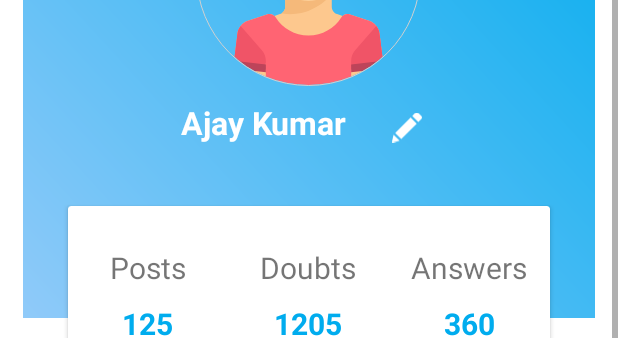
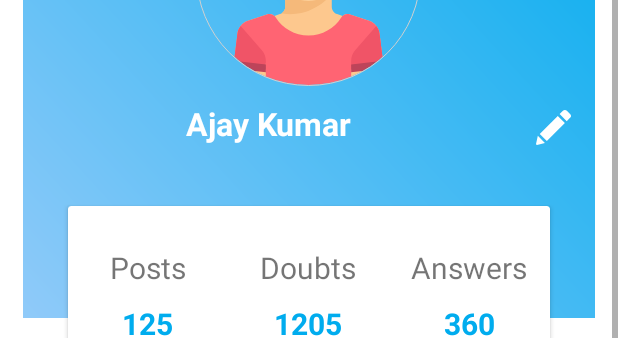
Before and after one commit to ajaykumar2017/Student_Assessment, an Android app: the layout activity_profile.xml on its own in the app's theme, with its tools: preview values and no code run, on a phone screen of 412 x 824 dp. Shown: the part 291-629 px from the top of the screen. Run offline under Robolectric (Android 15) with nearby library versions, the phone set to English and light mode, and no system bars; network calls fail.

Commit message:
commit 30-05-2019

```diff
--- a/app/src/main/res/layout/activity_profile.xml
+++ b/app/src/main/res/layout/activity_profile.xml
@@ -49,28 +49,35 @@
                             app:civ_border_color="@color/smalldarkgrey"
                             app:civ_border_width="0.5dp" />
                         <LinearLayout
-                            android:layout_width="wrap_content"
+                            android:layout_width="match_parent"
                             android:layout_height="wrap_content"
                             android:layout_marginTop="10dp"
-                            android:layout_gravity="center_horizontal"
+                            android:layout_marginStart="10dp"
+                            android:layout_marginEnd="10dp"
+                            android:layout_gravity="center_horizontal|center_vertical"
+                            android:gravity="center"
                             android:orientation="horizontal">
                         <TextView
                             android:id="@+id/tv_name"
-                            android:layout_width="wrap_content"
-                            android:layout_height="wrap_content"
+                            android:layout_width="0dp"
+                            android:layout_weight="0.9"
+                            android:layout_height="match_parent"
                             android:text="Ajay Kumar"
+                            android:layout_gravity="center"
+                            android:gravity="center"
+                            android:maxLines="1"
                             android:textColor="#fff"
                             android:textSize="21sp"
                             android:layout_marginRight="20dp"
                             android:textStyle="bold" />
                             <ImageView
                                 android:id="@+id/edit_name"
-                                android:layout_width="40dp"
-                                android:layout_height="40dp"
-                                android:paddingStart="10dp"
-                                android:paddingEnd="10dp"
+                                android:layout_width="0dp"
+                                android:layout_weight="0.1"
+                                android:layout_height="30dp"
                                 android:paddingTop="5dp"
-                                android:paddingBottom="10dp"
+                                android:paddingStart="5dp"
+                                android:paddingEnd="5dp"
                                 android:src="@drawable/ic_pencil_edit_button_color_white"/>
                         </LinearLayout>
                     </LinearLayout>
```
Also changed, not shown: app/src/main/java/com/tecent/student_assessment/Profile.kt (+43 -16 lines).
